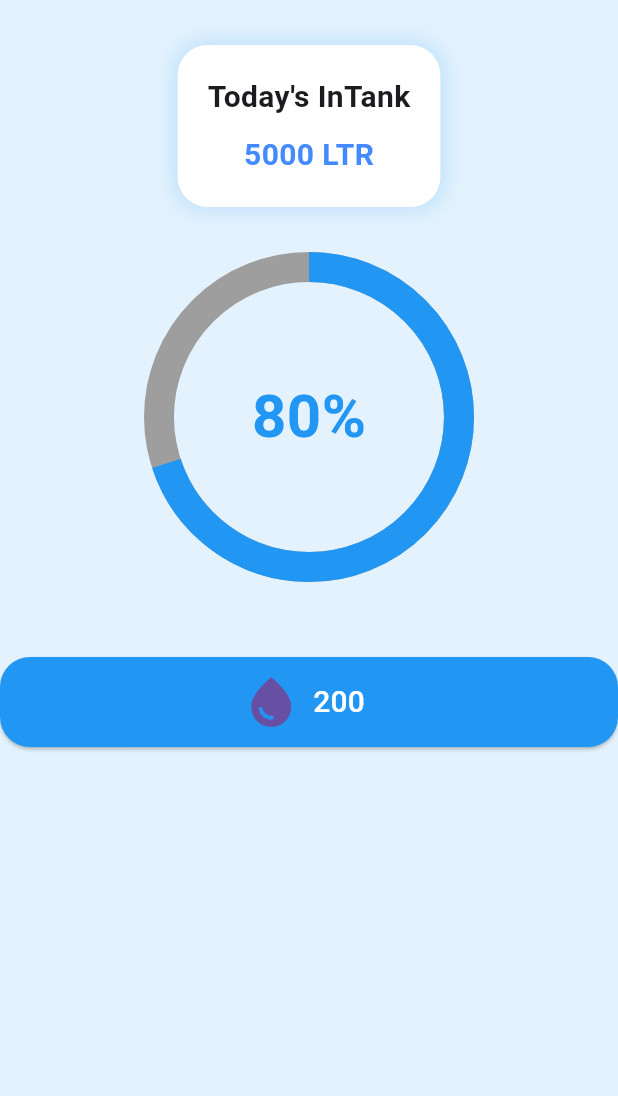
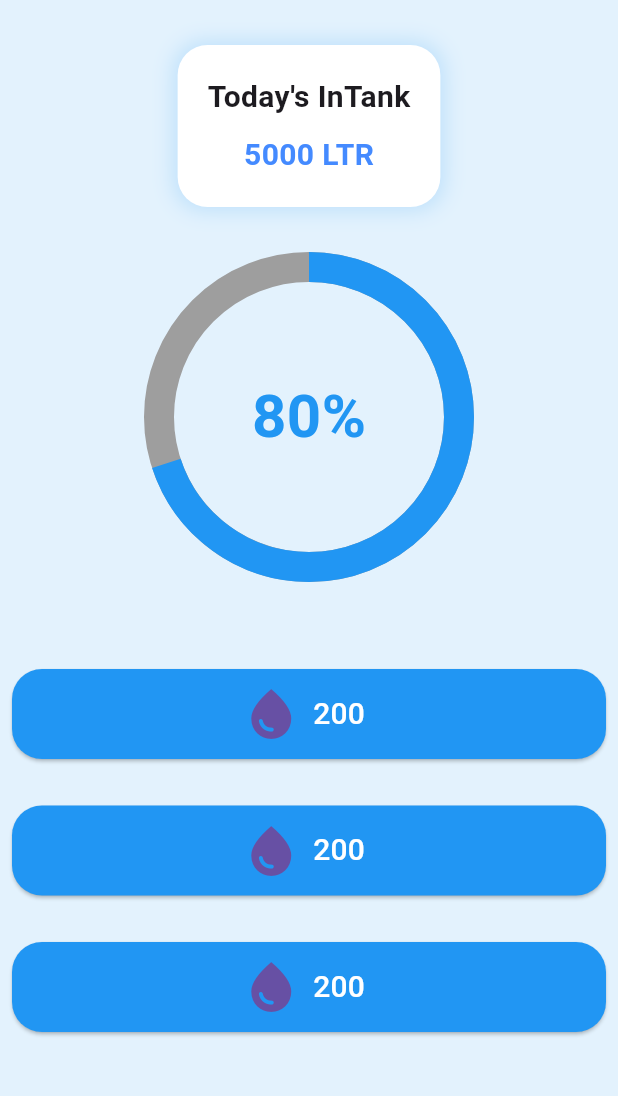
Before and after one commit to mynulyt/Water-Track-App, a Flutter app: the screen it shows after launch, on a phone screen of 412 x 824 dp, the part 84-1180 px from its top. Run offline on Flutter 3.47's test engine with Material 3 defaults, Android fonts, the light colour scheme and no system bars.

Commit message:
water track

```diff
--- /dev/null
+++ b/lib/customWidget.dart
@@ -0,0 +1,22 @@
+import 'package:flutter/material.dart';
+
+Padding customButtm() {
+  return Padding(
+    padding: const EdgeInsets.all(8.0),
+    child: SizedBox(
+      width: 440,
+      height: 60,
+      child: ElevatedButton.icon(
+        style: ElevatedButton.styleFrom(
+          backgroundColor: Colors.blue,
+          shape: RoundedRectangleBorder(
+            borderRadius: BorderRadius.circular(20),
+          ),
+        ),
+        onPressed: () {},
+        icon: Icon(Icons.water_drop, size: 40),
+        label: Text("200", style: TextStyle(color: Colors.white, fontSize: 20)),
+      ),
+    ),
+  );
+}
--- a/lib/water_track.dart
+++ b/lib/water_track.dart
@@ -1,4 +1,5 @@
 import 'package:flutter/material.dart';
+import 'package:water_track/customWidget.dart';
 //Water tracker main app
 
 class WaterTrack extends StatefulWidget {
@@ -76,24 +77,12 @@ class _WaterTrackState extends State<WaterTrack> {
             ),
 
             SizedBox(height: 60),
-            SizedBox(
-              width: 440,
-              height: 60,
-              child: ElevatedButton.icon(
-                style: ElevatedButton.styleFrom(
-                  backgroundColor: Colors.blue,
-                  shape: RoundedRectangleBorder(
-                    borderRadius: BorderRadius.circular(20),
-                  ),
-                ),
-                onPressed: () {},
-                icon: Icon(Icons.water_drop, size: 40),
-                label: Text(
-                  "200",
-                  style: TextStyle(color: Colors.white, fontSize: 20),
-                ),
-              ),
-            ),
+            customButtm(),
+            SizedBox(height: 15),
+            customButtm(),
+            SizedBox(height: 15),
+            customButtm(),
+            SizedBox(height: 15),
           ],
         ),
       ),
```
